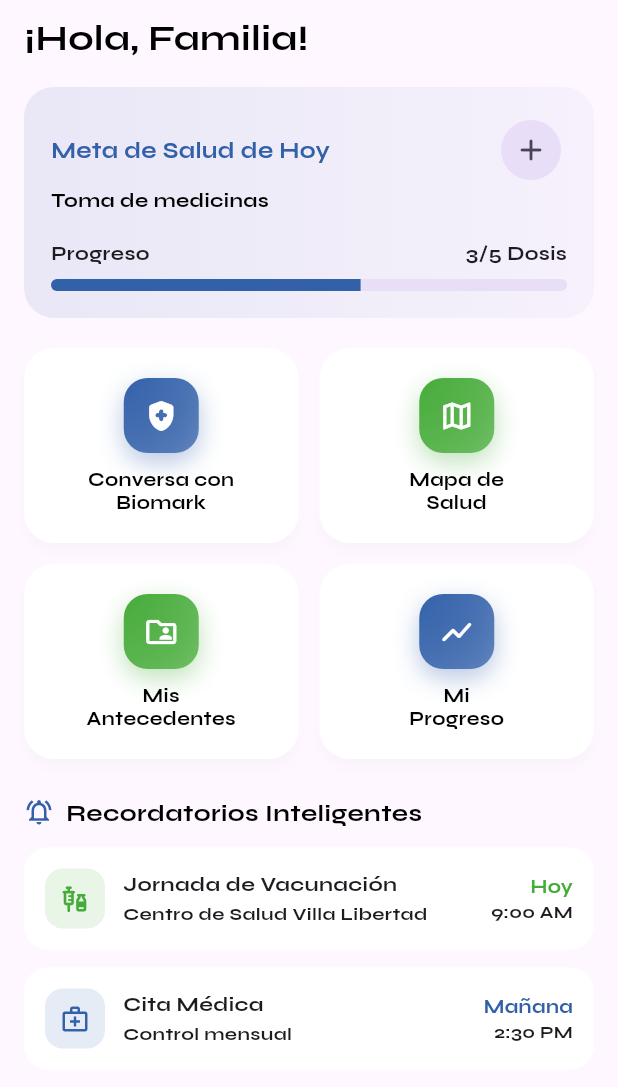
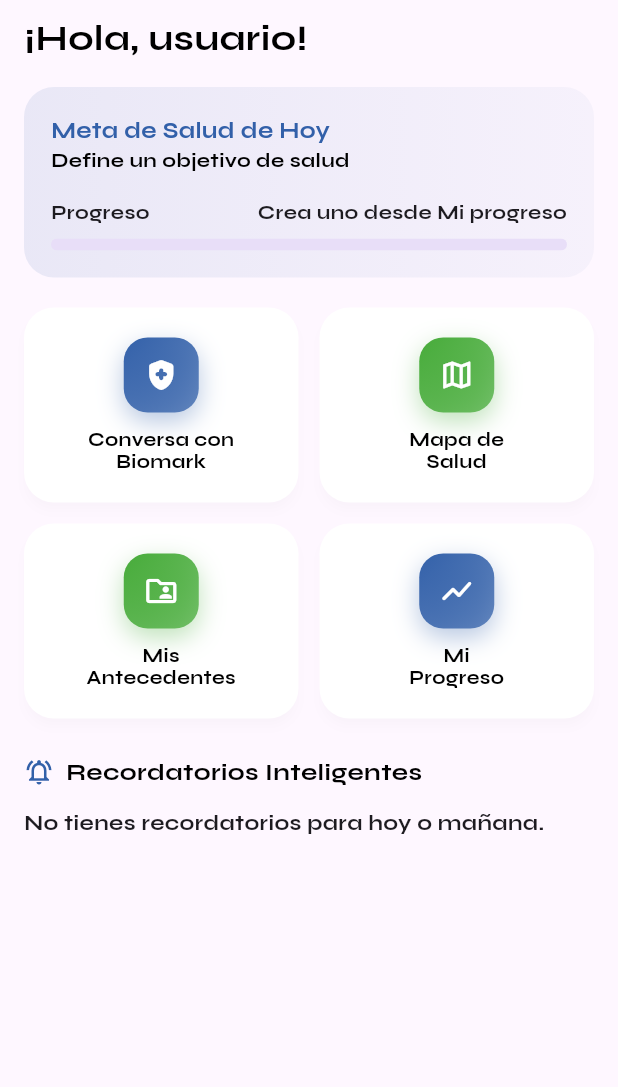
Before and after one commit to Ramon-Lop-Dev/Biomark-AI, a Flutter app: the HomeScreen widget shown alone on an empty page, opened directly, on a phone screen of 412 x 824 dp. Shown: the top 1087 px of the screen. Run offline on Flutter 3.47's test engine with Material 3 defaults, Android fonts, the phone set to English and light mode, and no system bars; our stand-ins replace app_links, audioplayers, flutter_map, flutter_secure_storage, geolocator, google_sign_in and 2 more; missing offline and left inert: record; accounts and stored records are empty; network calls fail.

Commit message:
fix: complete home dashboard and progress interactions

```diff
--- a/frontend/flutter/lib/home_screen.dart
+++ b/frontend/flutter/lib/home_screen.dart
@@ -1,5 +1,8 @@
 // Pantalla de inicio (Home) de Biomark AI.
+import 'dart:convert';
+
 import 'package:flutter/material.dart';
+import 'package:http/http.dart' as http;
 
 import 'biomark_brand.dart';
 import 'survey_service.dart';
@@ -7,6 +10,11 @@ import 'health_history.dart';
 import 'features/gis/presentation/gis_map_screen.dart';
 import 'features/progress/presentation/progress_screen.dart';
 import 'features/reminders/presentation/reminders_screen.dart';
+import 'core/auth/auth_session.dart';
+import 'core/config/app_config.dart';
+import 'features/progress/data/progress_api.dart';
+import 'features/progress/domain/progress_snapshot.dart';
+import 'features/reminders/data/reminders_service.dart';
 
 /// Transición personalizada (duplicada para evitar circular imports)
 class _FadeSlidePageRoute<T> extends MaterialPageRoute<T> {
@@ -40,34 +48,57 @@ class HomeScreen extends StatefulWidget {
 }
 
 class _HomeScreenState extends State<HomeScreen> {
-  int _dosisTomadas = 3;
-  static const _dosisTotal = 5;
-
-  // Placeholder mientras se conecta la base de datos.
-  // Cuando tengas tu backend listo, _cargarNombreUsuario() lo reemplaza
-  // con el nombre real (ver initState más abajo).
-  final String _nombreUsuario = 'Familia';
+  String _nombreUsuario = 'usuario';
+  ProgressGoal? _objetivo;
+  List<Reminder> _recordatorios = const [];
 
   @override
   void initState() {
     super.initState();
     _cargarNombreUsuario();
+    _cargarInicio();
   }
 
   Future<void> _cargarNombreUsuario() async {
-    // TODO: aquí va tu lógica real de base de datos (Firebase, API REST, etc.)
-    // Ejemplo:
-    // final usuario = await MiServicio.obtenerUsuarioActual();
-    // if (mounted) setState(() => _nombreUsuario = usuario.nombre);
+    final token = AuthSession.instance.accessToken;
+    if (token == null || token.isEmpty) return;
+    try {
+      final response = await http.get(
+        Uri.parse('${AppConfig.apiUrl}/api/users/profile'),
+        headers: {'Authorization': 'Bearer $token'},
+      );
+      if (response.statusCode < 200 || response.statusCode >= 300) return;
+      final body = jsonDecode(response.body) as Map<String, dynamic>;
+      final profile = body['perfiles'] as Map<String, dynamic>?;
+      final name = (profile?['nombre_completo'] as String?)?.trim();
+      final email = body['correo'] as String?;
+      if (!mounted) return;
+      setState(() => _nombreUsuario = name?.isNotEmpty == true
+          ? name!.split(' ').first
+          : (email?.split('@').first ?? 'usuario'));
+    } catch (_) {}
   }
 
-  void _addDose() {
-    if (_dosisTomadas < _dosisTotal) setState(() => _dosisTomadas++);
-    _showMessage(
-      _dosisTomadas == _dosisTotal
-          ? 'Meta completada.'
-          : 'Dosis registrada: $_dosisTomadas/$_dosisTotal',
-    );
+  Future<void> _cargarInicio() async {
+    try {
+      final goals = await ProgressApi().fetchGoals();
+      final reminders = await RemindersService(
+        baseUrl: AppConfig.apiUrl,
+        accessToken: AuthSession.instance.accessToken ?? '',
+      ).getReminders();
+      if (!mounted) return;
+      setState(() {
+        _objetivo = goals.where((goal) => goal.estado == 'ACTIVO').firstOrNull;
+        _recordatorios = reminders.where((reminder) {
+          final today = DateTime.now();
+          final date = reminder.fechaRecordatorio.toLocal();
+          final difference = DateTime(date.year, date.month, date.day)
+              .difference(DateTime(today.year, today.month, today.day))
+              .inDays;
+          return reminder.estado == 'PENDIENTE' && difference >= 0 && difference <= 1;
+        }).toList();
+      });
+    } catch (_) {}
   }
 
   void _showMessage(String message) {
@@ -90,7 +121,7 @@ class _HomeScreenState extends State<HomeScreen> {
           ),
         ),
         const SizedBox(height: 16),
-        _buildMedicationGoal(),
+        _buildHealthGoal(),
         const SizedBox(height: 20),
         Row(
           children: [
@@ -164,36 +195,39 @@ class _HomeScreenState extends State<HomeScreen> {
           ],
         ),
         const SizedBox(height: 12),
-        _buildReminder(
-          'Jornada de Vacunación',
-          'Centro de Salud Villa Libertad',
-          'Hoy',
-          '9:00 AM',
-          Icons.vaccines_rounded,
-          BiomarkColors.green,
-          () => Navigator.push(
-            context,
-            _FadeSlidePageRoute(builder: (_) => const RemindersScreen()),
-          ),
-        ),
-        const SizedBox(height: 12),
-        _buildReminder(
-          'Cita Médica',
-          'Control mensual',
-          'Mañana',
-          '2:30 PM',
-          Icons.medical_services_outlined,
-          BiomarkColors.blue,
-          () => Navigator.push(
-            context,
-            _FadeSlidePageRoute(builder: (_) => const RemindersScreen()),
-          ),
-        ),
+        if (_recordatorios.isEmpty)
+          Text('No tienes recordatorios para hoy o mañana.')
+        else
+          ..._recordatorios.map((reminder) => Padding(
+                padding: const EdgeInsets.only(bottom: 12),
+                child: _buildReminder(
+                  reminder.titulo,
+                  reminder.descripcion ?? reminder.tipo,
+                  _dayLabel(reminder.fechaRecordatorio),
+                  reminder.hora ?? '--:--',
+                  Icons.notifications_active_outlined,
+                  BiomarkColors.blue,
+                  () => Navigator.push(context, _FadeSlidePageRoute(builder: (_) => const RemindersScreen())),
+                ),
+              )),
       ],
     );
   }
 
-  Widget _buildMedicationGoal() {
+  String _dayLabel(DateTime date) {
+    final today = DateTime.now();
+    final local = date.toLocal();
+    final days = DateTime(local.year, local.month, local.day)
+        .difference(DateTime(today.year, today.month, today.day))
+        .inDays;
+    return days == 0 ? 'Hoy' : 'Mañana';
+  }
+
+  Widget _buildHealthGoal() {
+    final title = _objetivo?.titulo ?? 'Define un objetivo de salud';
+    final milestones = _objetivo?.milestones ?? const <ProgressMilestone>[];
+    final completed = milestones.where((milestone) => milestone.completed).length;
+    final total = milestones.length;
     return Container(
       padding: const EdgeInsets.all(18),
       decoration: BoxDecoration(
@@ -219,15 +253,11 @@ class _HomeScreenState extends State<HomeScreen> {
                   fontSize: 15,
                 ),
               ),
-              IconButton.filledTonal(
-                onPressed: _addDose,
-                icon: const Icon(Icons.add_rounded),
-                tooltip: 'Registrar dosis',
-              ),
+              if (_objetivo != null) Text('$completed/$total', style: const TextStyle(fontWeight: FontWeight.w700)),
             ],
           ),
-          const Text(
-            'Toma de medicinas',
+          Text(
+            title,
             style: TextStyle(color: BiomarkColors.black, fontSize: 13),
           ),
           const SizedBox(height: 16),
@@ -239,7 +269,7 @@ class _HomeScreenState extends State<HomeScreen> {
                 style: TextStyle(fontWeight: FontWeight.w600, fontSize: 13),
               ),
               Text(
-                '$_dosisTomadas/$_dosisTotal Dosis',
+                _objetivo == null ? 'Crea uno desde Mi progreso' : '$completed/$total hitos',
                 style: const TextStyle(
                   fontWeight: FontWeight.w700,
                   fontSize: 13,
@@ -251,7 +281,7 @@ class _HomeScreenState extends State<HomeScreen> {
           ClipRRect(
             borderRadius: BorderRadius.circular(10),
             child: LinearProgressIndicator(
-              value: _dosisTomadas / _dosisTotal,
+              value: total == 0 ? 0 : completed / total,
               minHeight: 8,
               valueColor: const AlwaysStoppedAnimation(BiomarkColors.blue),
             ),
```
Also changed, not shown: frontend/flutter/lib/features/progress/presentation/progress_screen.dart (+17 -62 lines).
